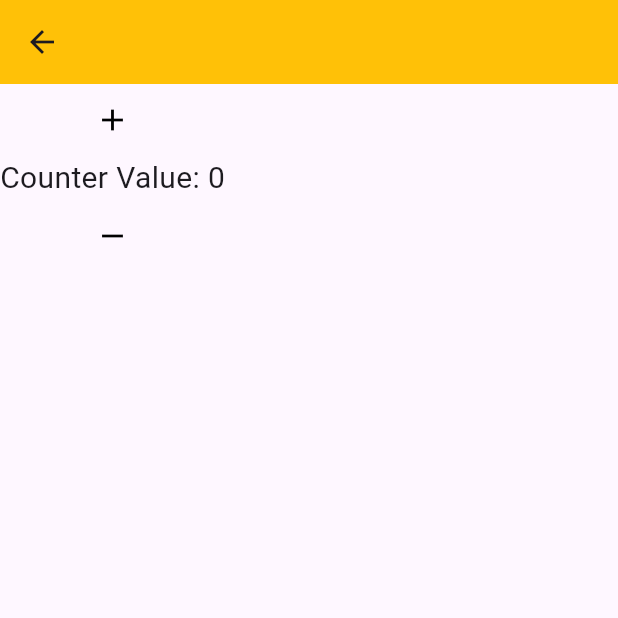
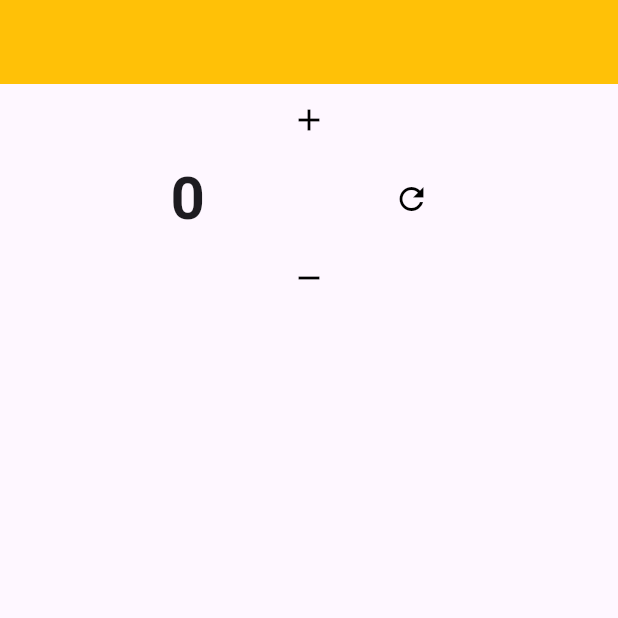
Before and after one commit to David-wasem/test_flutter, a Flutter app: the HomeStateful screen opened directly, on a phone screen of 412 x 824 dp, the top half of it. Run offline on Flutter 3.47's test engine with Material 3 defaults, Android fonts, the phone set to English and light mode, and no system bars.

Commit message:
update stateful wedgit

```diff
--- a/lib/home_Stateful.dart
+++ b/lib/home_Stateful.dart
@@ -23,7 +23,20 @@ class _HomeStatefulState extends State<HomeStateful> {
               });
             },
           ),
-          Text('Counter Value: $counter', style: TextStyle(fontSize: 20)),
+          Row(
+            mainAxisAlignment: MainAxisAlignment.spaceEvenly,
+            children: [
+              Text(
+                '$counter',
+                style: TextStyle(fontSize: 40, fontWeight: FontWeight.bold),
+              ),
+              IconButton(onPressed: (){
+                setState(() {
+                  counter=0;
+                });
+              }, icon: Icon(Icons.refresh,color: Colors.black))
+            ],
+          ),
           IconButton(
             onPressed: () {
               setState(() {
--- a/lib/main.dart
+++ b/lib/main.dart
@@ -34,8 +34,8 @@ class MyApp extends StatelessWidget {
         // tested with just a hot reload.
         colorScheme: ColorScheme.fromSeed(seedColor: Colors.deepPurple),
       ),
-      // home: HomeStateful(),
-      home: Home(),
+      home: HomeStateful(),
+      // home: Home(),
     );
   }
 }
```
